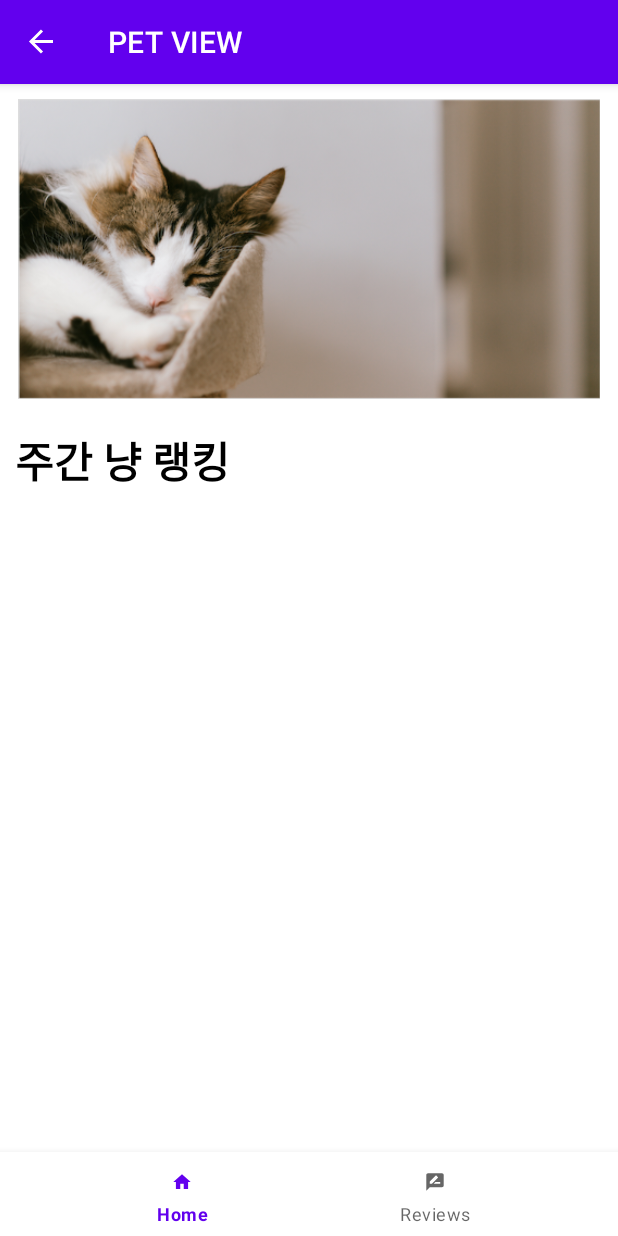
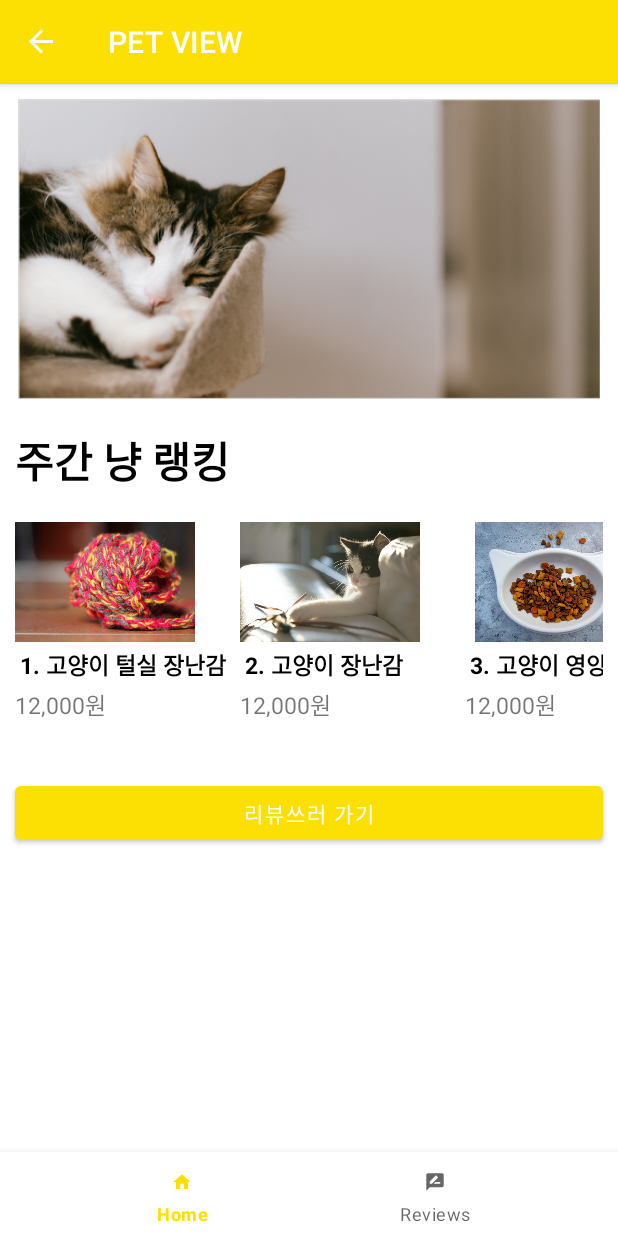
Before and after one commit to jukim10101/pet-supplies, an Android app: the screen it shows after launch (MainActivity), on a phone screen of 412 x 824 dp. Run offline under Robolectric (Android 15) with nearby library versions, the phone set to English and light mode, and no system bars; our stand-ins replace navigation-ui.

Commit message:
Added data for the RecyclerView && Changed the primary color

```diff
--- a/PETVIEW/app/build.gradle
+++ b/PETVIEW/app/build.gradle
@@ -33,5 +33,7 @@ dependencies {
     androidTestImplementation 'androidx.test.ext:junit:1.1.1'
     androidTestImplementation 'androidx.test.espresso:espresso-core:3.2.0'
     implementation 'com.google.android.material:material:1.2.1'
+    //noinspection GradleCompatible
+    implementation 'com.android.support:recyclerview-v7:28.0.0'
 
 }
--- a/PETVIEW/app/src/main/java/com/example/petview/MainActivity.java
+++ b/PETVIEW/app/src/main/java/com/example/petview/MainActivity.java
@@ -26,4 +26,7 @@ public class MainActivity extends AppCompatActivity {
         NavigationUI.setupActionBarWithNavController(this, navController, appBarConfiguration);
         NavigationUI.setupWithNavController(navView, navController);
     }
+
+
+
 }
--- a/PETVIEW/app/src/main/java/com/example/petview/ui/home/HomeFragment.java
+++ b/PETVIEW/app/src/main/java/com/example/petview/ui/home/HomeFragment.java
@@ -35,6 +35,8 @@ public class HomeFragment extends Fragment {
                 textView.setText(s);
             }
         });
+
+        items = new ArrayList<>();
         initDataSet();
         Context context = root.getContext();
         RecyclerView recyclerView = (RecyclerView) root.findViewById(R.id.home_recyclerView);
@@ -52,8 +54,10 @@ public class HomeFragment extends Fragment {
 
     private void initDataSet() {
         items.clear();
-        items.add(new HomeRankingData("고양이 모래", "12,000원", "1. ", R.drawable.cat));
-        items.add(new HomeRankingData("고양이 스크래", "12,000원", "2. ", R.drawable.cat));
-        items.add(new HomeRankingData("고양이 장난감", "12,000원", "3. ", R.drawable.cat));
+        items.add(new HomeRankingData("고양이 털실 장난감", "12,000원", "1. ", R.drawable.catwool));
+        items.add(new HomeRankingData("고양이 장난감", "12,000원", "2. ", R.drawable.cattoy));
+        items.add(new HomeRankingData("고양이 영양 사료", "12,000원", "3. ", R.drawable.catfood));
+        System.out.println(items);
     }
+
 }
--- a/PETVIEW/app/src/main/java/com/example/petview/ui/home/RecyclerViewAdapter.java
+++ b/PETVIEW/app/src/main/java/com/example/petview/ui/home/RecyclerViewAdapter.java
@@ -50,7 +50,7 @@ public class RecyclerViewAdapter extends RecyclerView.Adapter<RecyclerViewAdapte
 
     @Override
     public int getItemCount() {
-        return 0;
+        return mHomeItems.size();
     }
 
 
--- a/PETVIEW/app/src/main/res/layout/fragment_home.xml
+++ b/PETVIEW/app/src/main/res/layout/fragment_home.xml
@@ -30,7 +30,16 @@
         android:layout_width="wrap_content"
         android:layout_height="wrap_content"
         android:id="@+id/home_recyclerView"
-        android:layout_gravity="">
+        android:layout_margin="10dp"
+        android:scrollbars="horizontal">
 
     </androidx.recyclerview.widget.RecyclerView>
+
+    <Button
+        android:layout_width="match_parent"
+        android:layout_height="wrap_content"
+        android:layout_margin="10dp"
+        android:text="리뷰쓰러 가기"/>
+
+
 </LinearLayout>
--- a/PETVIEW/app/src/main/res/layout/item.xml
+++ b/PETVIEW/app/src/main/res/layout/item.xml
@@ -1,7 +1,7 @@
 <?xml version="1.0" encoding="utf-8"?>
 <LinearLayout xmlns:android="http://schemas.android.com/apk/res/android"
-    android:layout_width="match_parent"
-    android:layout_height="match_parent"
+    android:layout_width="wrap_content"
+    android:layout_height="wrap_content"
     xmlns:app="http://schemas.android.com/apk/res-auto">
 
     <LinearLayout
@@ -17,27 +17,32 @@
         <LinearLayout
             android:layout_width="wrap_content"
             android:layout_height="wrap_content"
+            android:layout_margin="3dp"
             android:orientation="horizontal">
 
             <TextView
                 android:layout_width="match_parent"
                 android:layout_height="wrap_content"
                 android:text ="1. "
-                android:textSize="20dp"
+                android:textSize="15dp"
+                android:textStyle="bold"
+                android:textColor="#000000"
                 android:id="@+id/home_ranking_rank"/>
             <TextView
                 android:layout_width="match_parent"
                 android:layout_height="wrap_content"
                 android:text ="고양이 모래"
-                android:textSize="20dp"
+                android:textSize="15dp"
+                android:textStyle="bold"
+                android:textColor="#000000"
                 android:id="@+id/home_ranking_name"/>
         </LinearLayout>
 
         <TextView
             android:layout_width="match_parent"
             android:layout_height="wrap_content"
-            android:text ="12,000 `"
-            android:textSize="20dp"
+            android:text ="12,000"
+            android:textSize="15dp"
             android:id="@+id/home_ranking_price"/>
 
     </LinearLayout>
--- a/PETVIEW/app/src/main/res/values/colors.xml
+++ b/PETVIEW/app/src/main/res/values/colors.xml
@@ -1,6 +1,7 @@
 <?xml version="1.0" encoding="utf-8"?>
 <resources>
-    <color name="colorPrimary">#6200EE</color>
-    <color name="colorPrimaryDark">#3700B3</color>
+    <!--<color name="colorPrimary">#6200EE</color>-->
+    <color name="colorPrimary">#fcdf03</color>
+    <color name="colorPrimaryDark">#ffda08</color>
     <color name="colorAccent">#03DAC5</color>
 </resources>
```
Also changed, not shown: PETVIEW/app/src/main/res/drawable-xhdpi/catfood.jpg (added), PETVIEW/app/src/main/res/drawable-xhdpi/cattoy.jpg (added), PETVIEW/app/src/main/res/drawable-xhdpi/catwool.jpg (added).
